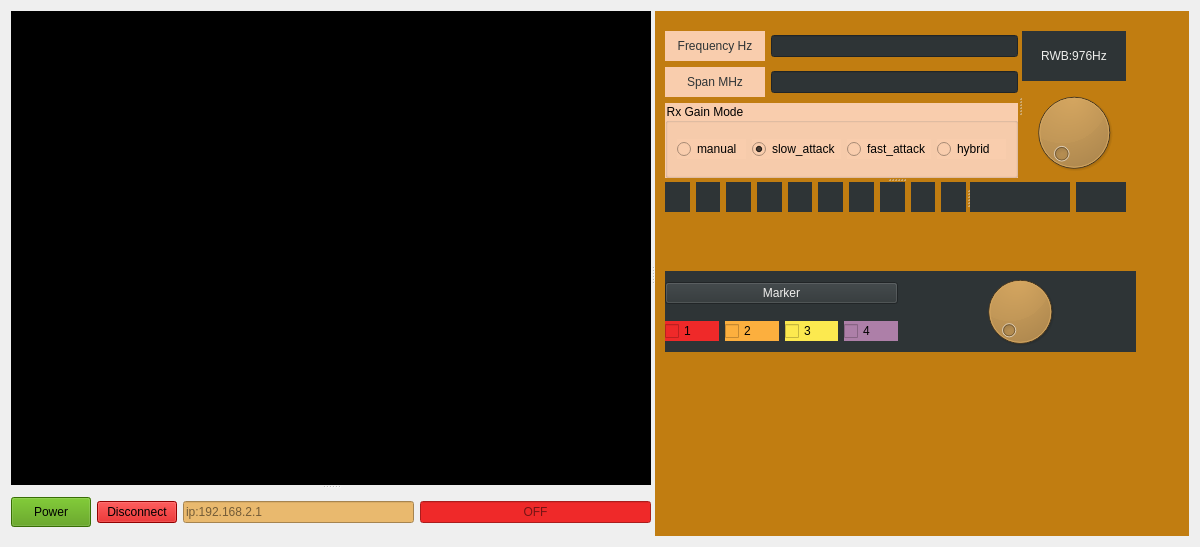
Above: sources/forms/device_config.ui from lone-boy/Spectrum before the change. Below: the same form after it.
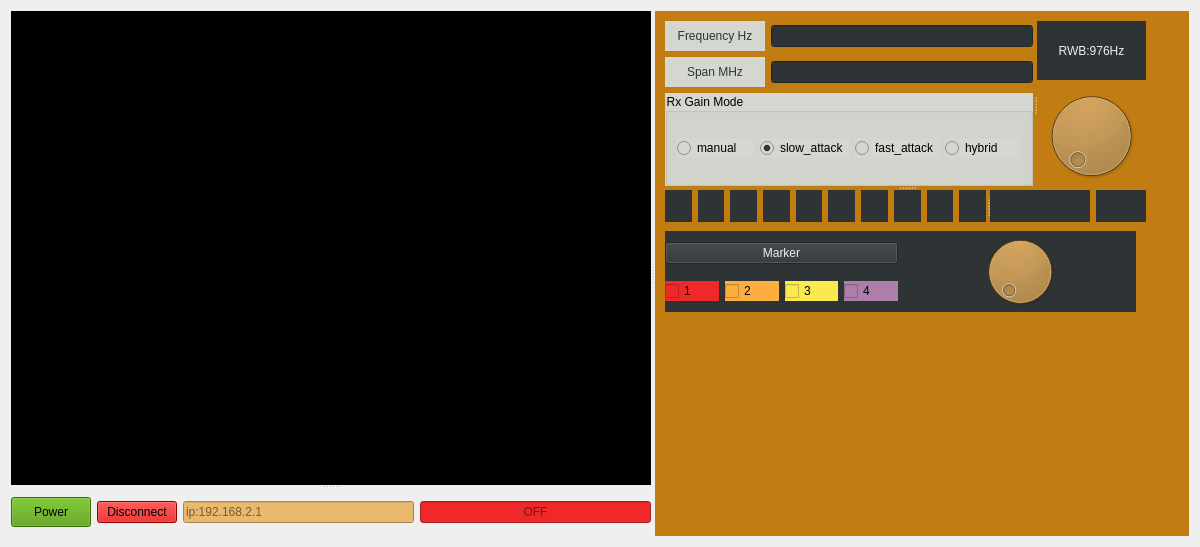
That is the form after the change. Custom widgets are drawn as their Qt base class.

The edit to the form file:
```diff
--- a/sources/forms/device_config.ui
+++ b/sources/forms/device_config.ui
@@ -139,7 +139,7 @@
        <property name="geometry">
         <rect>
          <x>10</x>
-         <y>260</y>
+         <y>220</y>
          <width>471</width>
          <height>81</height>
         </rect>
@@ -223,9 +223,9 @@
        <property name="geometry">
         <rect>
          <x>10</x>
-         <y>20</y>
-         <width>461</width>
-         <height>181</height>
+         <y>10</y>
+         <width>481</width>
+         <height>201</height>
         </rect>
        </property>
        <property name="orientation">
@@ -235,7 +235,7 @@
         <property name="orientation">
          <enum>Qt::Horizontal</enum>
         </property>
-        <widget class="QWidget" name="">
+        <widget class="QWidget" name="layoutWidget">
          <layout class="QVBoxLayout" name="verticalLayout_3">
           <item>
            <layout class="QHBoxLayout" name="horizontalLayout_2">
@@ -254,7 +254,7 @@
                </size>
               </property>
               <property name="styleSheet">
-               <string notr="true">background-color: rgb(249, 205, 173);
+               <string notr="true">background-color: rgb(211, 215, 207);
 color: rgb(46, 52, 54);</string>
               </property>
               <property name="text">
@@ -299,7 +299,7 @@
               </property>
               <property name="styleSheet">
                <string notr="true">color: rgb(46, 52, 54);
-background-color: rgb(249, 205, 173);</string>
+background-color: rgb(211, 215, 207);</string>
               </property>
               <property name="text">
                <string>Span MHz</string>
@@ -333,7 +333,7 @@
                </size>
               </property>
               <property name="styleSheet">
-               <string notr="true">background-color: rgb(249, 205, 173);</string>
+               <string notr="true">background-color: rgb(211, 215, 207);</string>
               </property>
               <property name="title">
                <string>Rx Gain Mode</string>
@@ -380,7 +380,7 @@
           </item>
          </layout>
         </widget>
-        <widget class="QWidget" name="">
+        <widget class="QWidget" name="layoutWidget">
          <layout class="QVBoxLayout" name="verticalLayout_2">
           <item>
            <widget class="QLabel" name="label_rwb">
@@ -408,7 +408,7 @@
          </layout>
         </widget>
        </widget>
-       <widget class="QWidget" name="">
+       <widget class="QWidget" name="layoutWidget">
         <layout class="QHBoxLayout" name="horizontalLayout_15">
          <item>
           <widget class="QSplitter" name="splitter_3">
```
